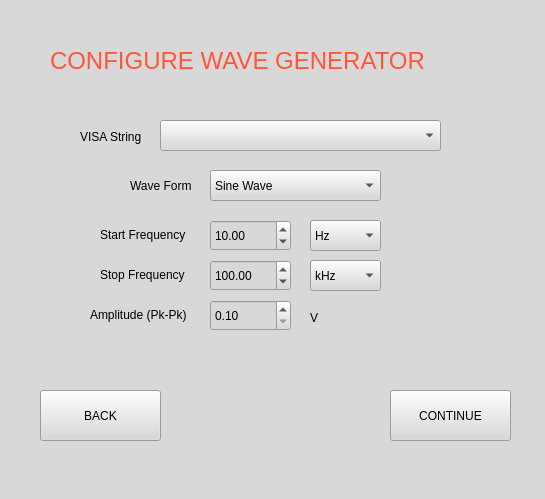
The window that BodeManagement/UIManagement/configureWaveGen.ui (scheinpablo/AutoBodeGenerator-TIVisa) describes before a commit, drawn with Qt 5.
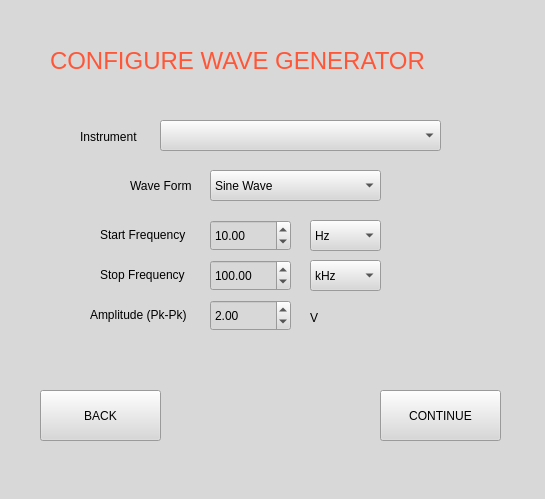
The same window after the commit.

What changed in the file:
```diff
--- a/BodeManagement/UIManagement/configureWaveGen.ui
+++ b/BodeManagement/UIManagement/configureWaveGen.ui
@@ -53,7 +53,7 @@
      </rect>
     </property>
     <property name="text">
-     <string>VISA String</string>
+     <string>Instrument</string>
     </property>
    </widget>
    <widget class="QLabel" name="label_3">
@@ -149,7 +149,7 @@
    <widget class="QPushButton" name="continueButton">
     <property name="geometry">
      <rect>
-      <x>390</x>
+      <x>380</x>
       <y>390</y>
       <width>121</width>
       <height>51</height>
@@ -162,15 +162,18 @@
    <widget class="QLabel" name="errorLabel">
     <property name="geometry">
      <rect>
-      <x>120</x>
+      <x>50</x>
       <y>350</y>
-      <width>271</width>
-      <height>16</height>
+      <width>461</width>
+      <height>20</height>
      </rect>
     </property>
     <property name="text">
      <string/>
     </property>
+    <property name="alignment">
+     <set>Qt::AlignCenter</set>
+    </property>
    </widget>
    <widget class="QComboBox" name="startFreqMult">
     <property name="geometry">
@@ -275,6 +278,9 @@
     <property name="maximum">
      <double>30.000000000000000</double>
     </property>
+    <property name="value">
+     <double>2.000000000000000</double>
+    </property>
    </widget>
    <widget class="QPushButton" name="backButton">
     <property name="geometry">
```
